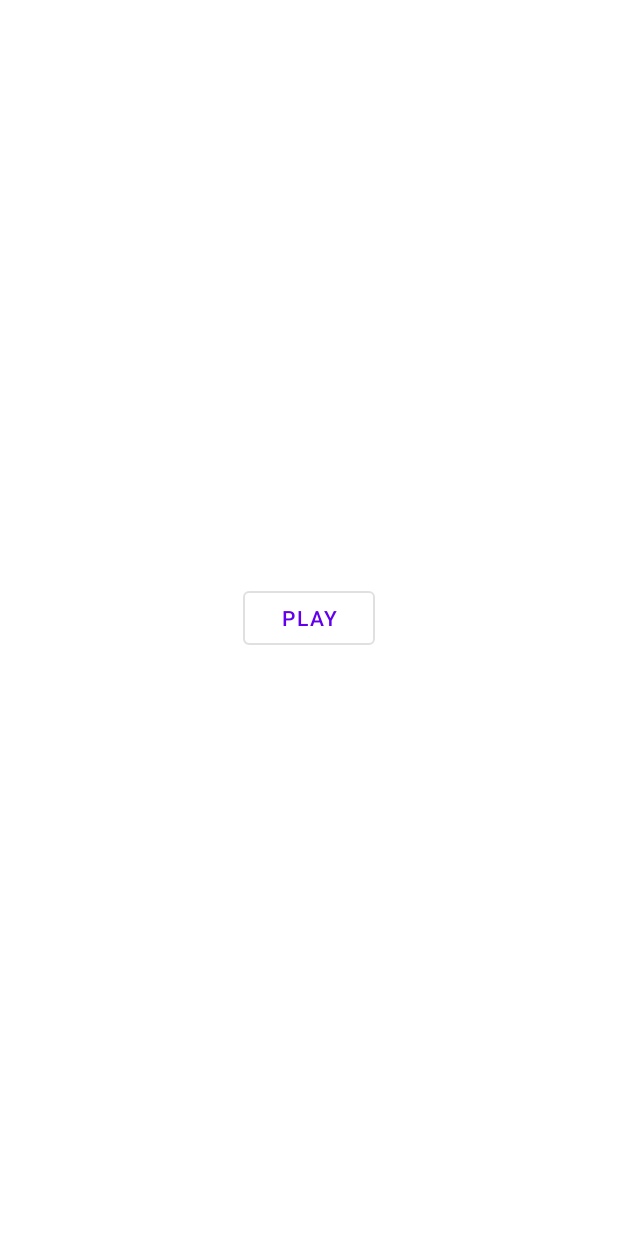
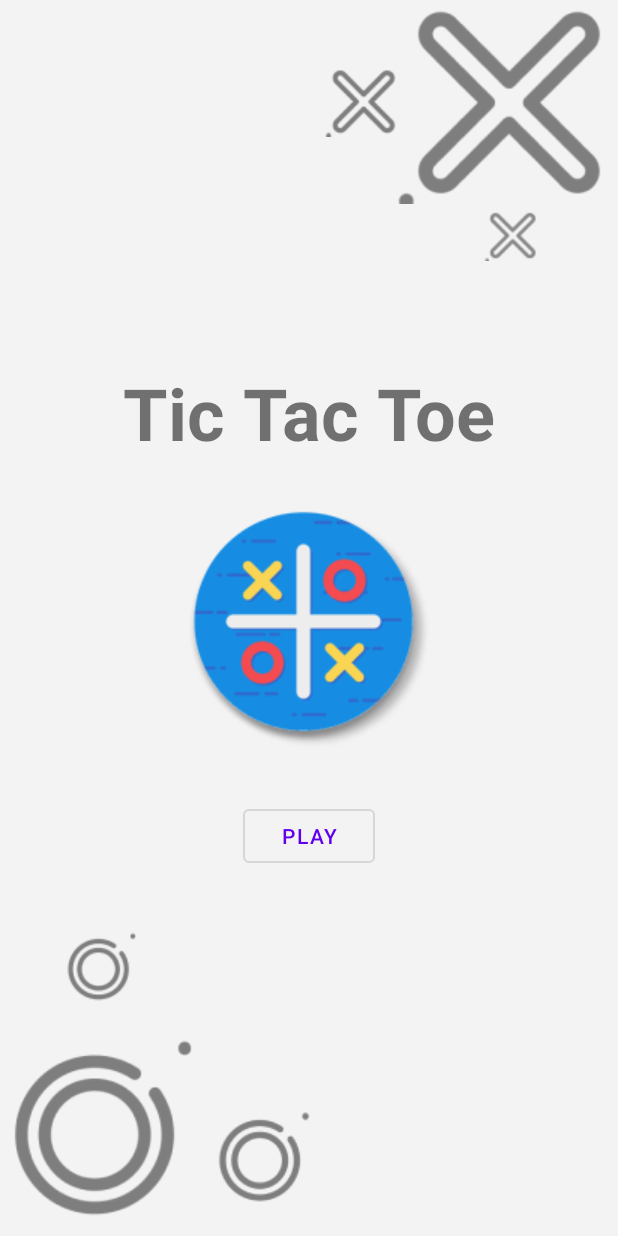
Before and after one commit to priyanshnama/Tic-Tac-Toe, an Android app: the screen it shows after launch (MainActivity), on a phone screen of 412 x 824 dp. Before the commit the screen is almost empty. Run offline under Robolectric (Android 15) with nearby library versions, the phone set to English and light mode, and no system bars.

Commit message:
modified activity_main.xml

```diff
--- a/app/src/main/res/layout/activity_main.xml
+++ b/app/src/main/res/layout/activity_main.xml
@@ -3,6 +3,7 @@
     xmlns:app="http://schemas.android.com/apk/res-auto"
     xmlns:tools="http://schemas.android.com/tools"
     android:layout_width="match_parent"
+    android:background="@color/background_white"
     android:layout_height="match_parent"
     tools:context=".MainActivity">
 
@@ -11,10 +12,102 @@
         style="?attr/materialButtonOutlinedStyle"
         android:layout_width="wrap_content"
         android:layout_height="wrap_content"
+        android:layout_marginTop="32dp"
         android:text="play"
         app:layout_constraintBottom_toBottomOf="parent"
         app:layout_constraintEnd_toEndOf="parent"
+        app:layout_constraintHorizontal_bias="0.5"
         app:layout_constraintStart_toStartOf="parent"
-        app:layout_constraintTop_toTopOf="parent" />
+        app:layout_constraintTop_toBottomOf="@+id/imageView11"
+        app:layout_constraintVertical_bias="0.165" />
+
+    <ImageView
+        android:id="@+id/imageView"
+        android:layout_width="wrap_content"
+        android:alpha="0.8"
+        android:layout_height="wrap_content"
+        app:layout_constraintBottom_toBottomOf="parent"
+        app:layout_constraintStart_toStartOf="parent"
+        app:srcCompat="@drawable/o_image1" />
+
+    <ImageView
+        android:id="@+id/imageView2"
+        android:layout_width="wrap_content"
+        android:alpha="0.8"
+        android:layout_height="wrap_content"
+        android:layout_marginStart="42dp"
+        android:layout_marginBottom="16dp"
+        app:layout_constraintBottom_toTopOf="@+id/imageView"
+        app:layout_constraintStart_toStartOf="parent"
+        app:srcCompat="@drawable/o_image2" />
+
+    <ImageView
+        android:id="@+id/imageView3"
+        android:layout_width="wrap_content"
+        android:layout_height="wrap_content"
+        android:alpha="0.8"
+        android:layout_marginStart="8dp"
+        android:layout_marginBottom="16dp"
+        app:layout_constraintBottom_toBottomOf="parent"
+        app:layout_constraintStart_toEndOf="@+id/imageView"
+        app:srcCompat="@drawable/o_image3" />
+
+    <ImageView
+        android:id="@+id/imageView8"
+        android:layout_width="wrap_content"
+        android:layout_height="wrap_content"
+        app:layout_constraintEnd_toEndOf="parent"
+        android:alpha="0.8"
+        app:layout_constraintTop_toTopOf="parent"
+        app:srcCompat="@drawable/x_image1" />
+
+    <ImageView
+        android:id="@+id/imageView9"
+        android:layout_width="wrap_content"
+        android:layout_height="wrap_content"
+        android:layout_marginStart="215dp"
+        android:alpha="0.8"
+        android:layout_marginTop="44dp"
+        app:layout_constraintStart_toStartOf="parent"
+        app:layout_constraintTop_toTopOf="parent"
+        app:srcCompat="@drawable/x_image2" />
+
+    <ImageView
+        android:id="@+id/imageView10"
+        android:layout_width="wrap_content"
+        android:layout_height="wrap_content"
+        android:layout_marginTop="4dp"
+        android:alpha="0.8"
+        android:layout_marginEnd="52dp"
+        app:layout_constraintEnd_toEndOf="parent"
+        app:layout_constraintTop_toBottomOf="@+id/imageView8"
+        app:srcCompat="@drawable/x_image3" />
+
+    <ImageView
+        android:id="@+id/imageView11"
+        android:layout_width="wrap_content"
+        android:layout_height="wrap_content"
+        app:layout_constraintBottom_toTopOf="@+id/playButton"
+        app:layout_constraintEnd_toEndOf="parent"
+        app:layout_constraintHorizontal_bias="0.5"
+        app:layout_constraintStart_toStartOf="parent"
+        app:layout_constraintTop_toBottomOf="@+id/textView"
+        app:srcCompat="@drawable/app_icon" />
+
+    <TextView
+        android:id="@+id/textView"
+        android:layout_width="wrap_content"
+        android:layout_height="wrap_content"
+        android:layout_marginBottom="32dp"
+        android:text="Tic Tac Toe"
+        android:textSize="48sp"
+        android:textStyle="bold"
+        app:layout_constraintBottom_toTopOf="@+id/imageView11"
+        app:layout_constraintEnd_toEndOf="parent"
+        app:layout_constraintHorizontal_bias="0.5"
+        app:layout_constraintStart_toStartOf="parent"
+        app:layout_constraintTop_toTopOf="parent"
+        app:layout_constraintVertical_chainStyle="packed" />
+
 
 </androidx.constraintlayout.widget.ConstraintLayout>
--- a/app/src/main/res/values/colors.xml
+++ b/app/src/main/res/values/colors.xml
@@ -1,5 +1,7 @@
 <?xml version="1.0" encoding="utf-8"?>
 <resources>
+    <color name="background_white">#F3F3F4</color>
+
     <color name="purple_200">#FFBB86FC</color>
     <color name="purple_500">#FF6200EE</color>
     <color name="purple_700">#FF3700B3</color>
```
Also changed, not shown: app/src/main/res/drawable/app_icon.png (added), app/src/main/res/drawable/o_image1.png (added), app/src/main/res/drawable/o_image2.png (added), app/src/main/res/drawable/o_image3.png (added), app/src/main/res/drawable/x_image1.png (added), app/src/main/res/drawable/x_image2.png (added), app/src/main/res/drawable/x_image3.png (added).
